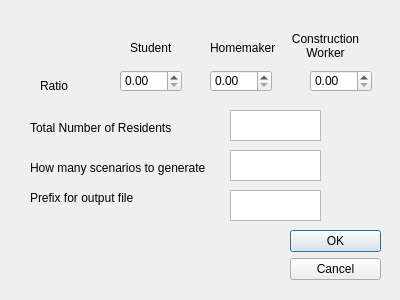
cbchoi/pohangsim, file Dialog.ui: the form before one commit.
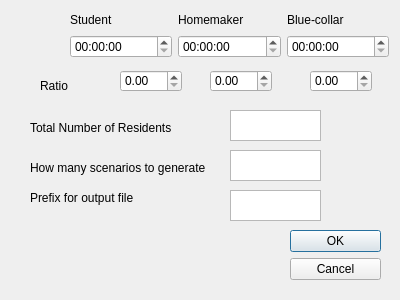
The form after the commit.

The edit to the form file:
```diff
--- a/Dialog.ui
+++ b/Dialog.ui
@@ -59,51 +59,6 @@
     </rect>
    </property>
   </widget>
-  <widget class="QLabel" name="label">
-   <property name="geometry">
-    <rect>
-     <x>130</x>
-     <y>40</y>
-     <width>91</width>
-     <height>16</height>
-    </rect>
-   </property>
-   <property name="text">
-    <string>Student</string>
-   </property>
-  </widget>
-  <widget class="QLabel" name="label_2">
-   <property name="geometry">
-    <rect>
-     <x>210</x>
-     <y>40</y>
-     <width>91</width>
-     <height>16</height>
-    </rect>
-   </property>
-   <property name="text">
-    <string>Homemaker</string>
-   </property>
-  </widget>
-  <widget class="QLabel" name="label_3">
-   <property name="geometry">
-    <rect>
-     <x>280</x>
-     <y>30</y>
-     <width>91</width>
-     <height>31</height>
-    </rect>
-   </property>
-   <property name="text">
-    <string>Construction Worker</string>
-   </property>
-   <property name="alignment">
-    <set>Qt::AlignCenter</set>
-   </property>
-   <property name="wordWrap">
-    <bool>true</bool>
-   </property>
-  </widget>
   <widget class="QLabel" name="label_4">
    <property name="geometry">
     <rect>
@@ -186,6 +141,56 @@
     </rect>
    </property>
   </widget>
+  <widget class="QWidget" name="verticalLayoutWidget_5">
+   <property name="geometry">
+    <rect>
+     <x>70</x>
+     <y>10</y>
+     <width>319</width>
+     <height>48</height>
+    </rect>
+   </property>
+   <layout class="QVBoxLayout" name="verticalLayout_4">
+    <item>
+     <layout class="QHBoxLayout" name="horizontalLayout_3">
+      <item>
+       <widget class="QLabel" name="label_10">
+        <property name="text">
+         <string>Student</string>
+        </property>
+       </widget>
+      </item>
+      <item>
+       <widget class="QLabel" name="label_9">
+        <property name="text">
+         <string>Homemaker</string>
+        </property>
+       </widget>
+      </item>
+      <item>
+       <widget class="QLabel" name="label_8">
+        <property name="text">
+         <string>Blue-collar</string>
+        </property>
+       </widget>
+      </item>
+     </layout>
+    </item>
+    <item>
+     <layout class="QHBoxLayout" name="horizontalLayout_2">
+      <item>
+       <widget class="QTimeEdit" name="blue_out_time"/>
+      </item>
+      <item>
+       <widget class="QTimeEdit" name="stu_out_time"/>
+      </item>
+      <item>
+       <widget class="QTimeEdit" name="house_out_time"/>
+      </item>
+     </layout>
+    </item>
+   </layout>
+  </widget>
  </widget>
  <resources/>
  <connections>
```
